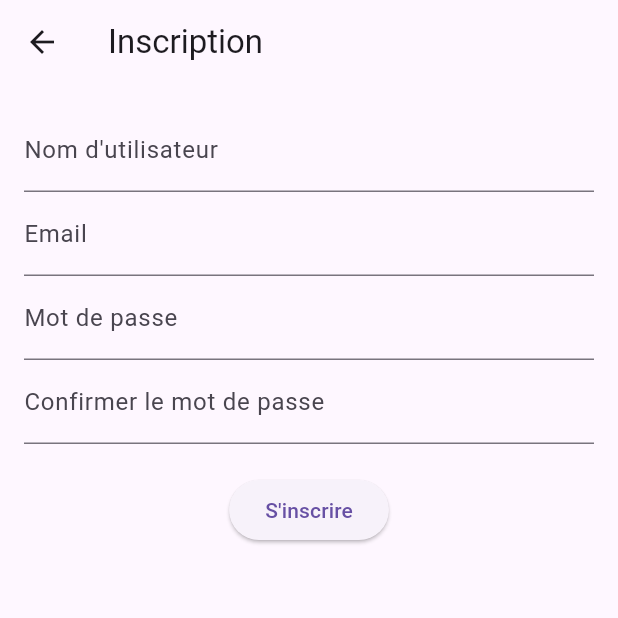
After one commit to js-suck/card-conquest, a Flutter app: the screen it shows after launch, after a tap on "Inscription", on a phone screen of 412 x 824 dp, the top half of it. The commit adds this screen. Run offline on Flutter 3.47's test engine with Material 3 defaults, Android fonts, the phone set to English and light mode, and no system bars.

Commit message:
ajout page inscription

```diff
--- a/front/lib/home_screen.dart
+++ b/front/lib/home_screen.dart
@@ -1,36 +1,69 @@
 import 'package:flutter/material.dart';
-import 'login_screen.dart'; // Assurez-vous d'avoir ce fichier avec votre widget LoginPage
+import 'login_screen.dart'; // Assurez-vous que ce fichier existe et contient le widget LoginPage
+import 'signup_screen.dart'; // Créez ce fichier pour votre page d'inscription
 
-class HomePage extends StatefulWidget {
-  @override
-  _HomePageState createState() => _HomePageState();
-}
+class HomePage extends StatelessWidget {
+  final bool showVerificationDialog;
 
-class _HomePageState extends State<HomePage> {
-  @override
-  void initState() {
-    super.initState();
-    _checkLoginStatus();
-  }
-
-  void _checkLoginStatus() async {
-    // Ici, vous ajouterez votre logique pour vérifier si l'utilisateur est connecté
-    // Pour cet exemple, nous allons simuler un utilisateur non connecté après un délai
-    await Future.delayed(Duration(seconds: 2));
-
-    // Simuler un utilisateur non connecté en naviguant vers la page de connexion
-    Navigator.of(context).pushReplacement(MaterialPageRoute(builder: (context) => LoginPage()));
-  }
+  const HomePage({Key? key, this.showVerificationDialog = false}) : super(key: key);
 
   @override
   Widget build(BuildContext context) {
+    if (showVerificationDialog) {
+      Future.microtask(() => _showVerificationDialog(context));
+    }
     return Scaffold(
       appBar: AppBar(
-        title: Text('Page d\'accueil'),
+        title: Text('Bienvenue'),
       ),
       body: Center(
-        child: CircularProgressIndicator(), // Afficher un indicateur de chargement
+        child: Column(
+          mainAxisAlignment: MainAxisAlignment.center,
+          children: <Widget>[
+            ElevatedButton(
+              onPressed: () => Navigator.push(
+                context,
+                MaterialPageRoute(builder: (context) => SignUpPage()), // Naviguer vers la page d'inscription
+              ),
+              child: Text('Inscription'),
+            ),
+            ElevatedButton(
+              onPressed: () => Navigator.push(
+                context,
+                MaterialPageRoute(builder: (context) => LoginPage()), // Naviguer vers la page de connexion
+              ),
+              child: Text('Connexion'),
+            ),
+            ElevatedButton(
+              onPressed: () {
+                // Ajoutez ici votre logique pour continuer en tant qu'invité
+                // Par exemple, naviguer vers une page principale de l'application pour les invités
+                print('Continuer en tant qu\'invité');
+              },
+              child: Text('Continuer en tant qu\'Invité'),
+            ),
+          ],
+        ),
       ),
     );
   }
+  void _showVerificationDialog(BuildContext context) {
+    showDialog(
+      context: context,
+      builder: (context) {
+        return AlertDialog(
+          title: Text('Vérifiez votre email'),
+          content: Text('Un email de vérification a été envoyé. Veuillez vérifier votre email pour compléter l\'inscription.'),
+          actions: <Widget>[
+            TextButton(
+              child: Text('OK'),
+              onPressed: () {
+                Navigator.of(context).pop(); // Ferme la pop-up
+              },
+            ),
+          ],
+        );
+      },
+    );
+  }
 }
--- a/front/lib/main.dart
+++ b/front/lib/main.dart
@@ -1,5 +1,7 @@
 import 'package:flutter/material.dart';
-import 'home_screen.dart'; // Assurez-vous que ce fichier existe et contient votre widget HomePage
+import 'home_screen.dart';
+import 'login_screen.dart';
+import 'signup_screen.dart';
 
 void main() {
   runApp(const MyApp());
@@ -12,7 +14,13 @@ class MyApp extends StatelessWidget {
   Widget build(BuildContext context) {
     return MaterialApp(
       debugShowCheckedModeBanner: false,
-      home: HomePage(), // Définir HomePage comme écran d'accueil
+      initialRoute: '/',
+      routes: {
+        '/': (context) => HomePage(),
+        '/login': (context) => LoginPage(),
+        '/signup': (context) => SignUpPage(),
+        // Ajoutez d'autres routes selon vos besoins
+      },
       theme: ThemeData(
         useMaterial3: true,
       ),
--- /dev/null
+++ b/front/lib/signup_screen.dart
@@ -0,0 +1,96 @@
+import 'package:flutter/material.dart';
+import 'home_screen.dart'; // Assurez-vous que ce fichier existe et contient le widget HomePage pour la navigation après l'inscription
+
+class SignUpPage extends StatefulWidget {
+  @override
+  _SignUpPageState createState() => _SignUpPageState();
+}
+
+class _SignUpPageState extends State<SignUpPage> {
+  final _formKey = GlobalKey<FormState>();
+  final TextEditingController _emailController = TextEditingController();
+  final TextEditingController _passwordController = TextEditingController();
+  final TextEditingController _confirmPasswordController = TextEditingController();
+  final TextEditingController _usernameController = TextEditingController();
+
+  void _signUp() {
+    if (_formKey.currentState?.validate() == true) {
+      // Intégrer votre logique d'inscription ici
+
+      // Naviguez vers la HomePage avec l'indicateur pour montrer la pop-up
+      Navigator.pushReplacement(
+        context,
+        MaterialPageRoute(builder: (context) => HomePage(showVerificationDialog: true)),
+      );
+    }
+  }
+
+  @override
+  Widget build(BuildContext context) {
+    return Scaffold(
+      appBar: AppBar(
+        title: Text('Inscription'),
+      ),
+      body: Padding(
+        padding: const EdgeInsets.all(16.0),
+        child: Form(
+          key: _formKey,
+          child: SingleChildScrollView( // Utilisez SingleChildScrollView pour éviter les problèmes de débordement
+            child: Column(
+              mainAxisSize: MainAxisSize.min,
+              children: [
+                TextFormField(
+                  controller: _usernameController,
+                  decoration: InputDecoration(labelText: 'Nom d\'utilisateur'),
+                  validator: (value) {
+                    if (value == null || value.isEmpty) {
+                      return 'Veuillez saisir un nom d\'utilisateur';
+                    }
+                    return null;
+                  },
+                ),
+                TextFormField(
+                  controller: _emailController,
+                  decoration: InputDecoration(labelText: 'Email'),
+                  validator: (value) {
+                    if (value == null || value.isEmpty || !value.contains('@')) {
+                      return 'Veuillez saisir un email valide';
+                    }
+                    return null;
+                  },
+                ),
+                TextFormField(
+                  controller: _passwordController,
+                  decoration: InputDecoration(labelText: 'Mot de passe'),
+                  obscureText: true,
+                  validator: (value) {
+                    if (value == null || value.isEmpty || value.length < 6) {
+                      return 'Le mot de passe doit contenir au moins 6 caractères';
+                    }
+                    return null;
+                  },
+                ),
+                TextFormField(
+                  controller: _confirmPasswordController,
+                  decoration: InputDecoration(labelText: 'Confirmer le mot de passe'),
+                  obscureText: true,
+                  validator: (value) {
+                    if (value != _passwordController.text) {
+                      return 'Les mots de passe ne correspondent pas';
+                    }
+                    return null;
+                  },
+                ),
+                SizedBox(height: 20),
+                ElevatedButton(
+                  onPressed: _signUp,
+                  child: Text('S\'inscrire'),
+                ),
+              ],
+            ),
+          ),
+        ),
+      ),
+    );
+  }
+}
```
